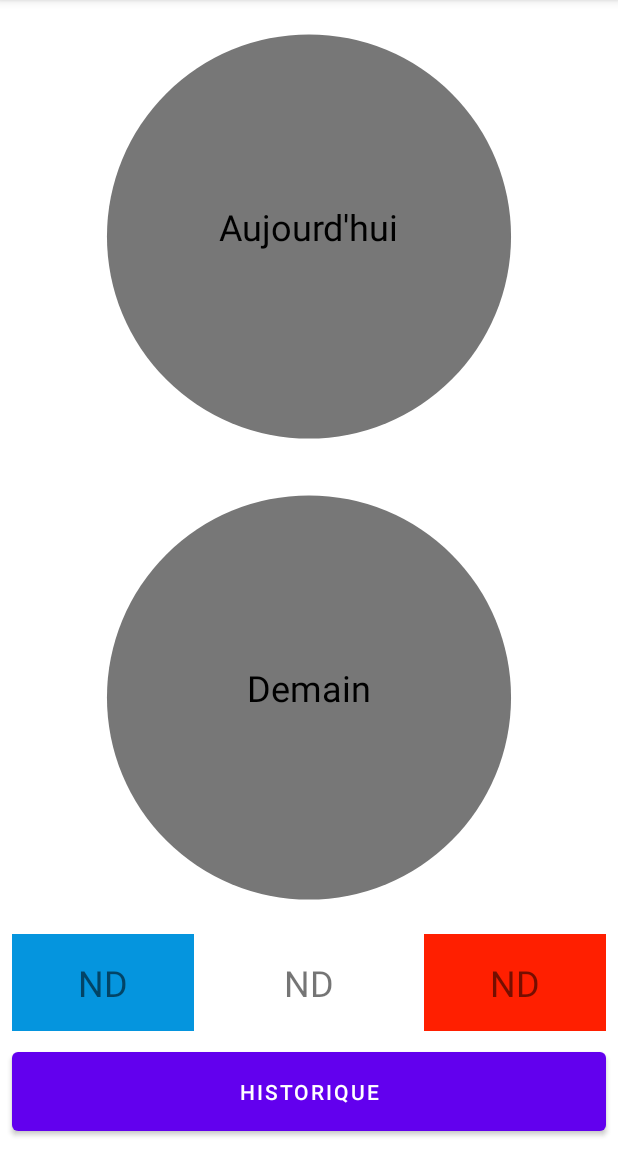
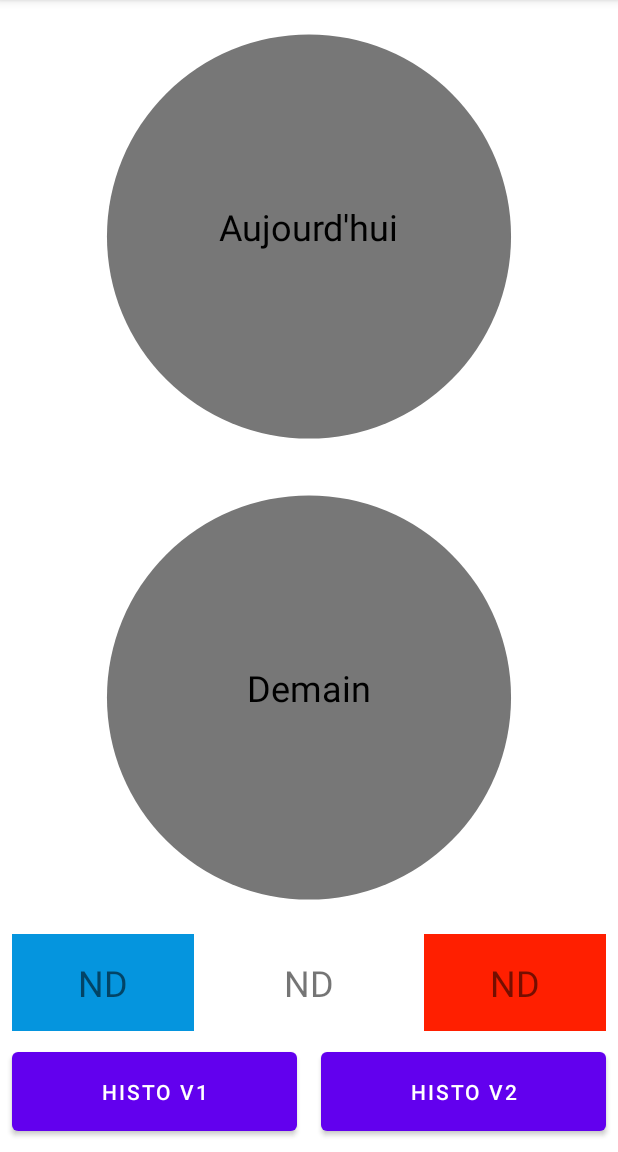
Before and after one commit to GuilhemMagaud/B3TempoMagaud, an Android app: the screen it shows after launch (MainActivity), on a phone screen of 412 x 824 dp, the part 84-1236 px from its top. Run offline under Robolectric (Android 15) with nearby library versions, the phone set to English and light mode, and no system bars; network calls fail.

Commit message:
evolution 2 check

```diff
--- a/app/src/main/java/com/example/b3tempomagaud/DayColorView.java
+++ b/app/src/main/java/com/example/b3tempomagaud/DayColorView.java
@@ -7,7 +7,6 @@ import android.content.res.TypedArray;
 import android.graphics.Canvas;
 import android.graphics.Color;
 import android.graphics.Paint;
-import android.graphics.drawable.Drawable;
 import android.text.TextPaint;
 import android.util.AttributeSet;
 import android.view.View;
@@ -123,8 +122,9 @@ public class DayColorView extends View {
     }
 
     public void setDayCircleColor(TempoColor color) {
-        dayCircleColor = ContextCompat.getColor(context, color.getResId());
+        dayCircleColor = ContextCompat.getColor(context, color.getColorResId());
         setCirclePaint();
         invalidate();
     }
+
 }
--- a/app/src/main/java/com/example/b3tempomagaud/HistoryActivity.java
+++ b/app/src/main/java/com/example/b3tempomagaud/HistoryActivity.java
@@ -8,6 +8,7 @@ import androidx.recyclerview.widget.LinearLayoutManager;
 
 import android.os.Bundle;
 import android.util.Log;
+import android.view.View;
 
 import com.example.b3tempomagaud.databinding.ActivityHistoryBinding;
 
@@ -63,6 +64,7 @@ public class HistoryActivity extends AppCompatActivity {
             // Create call to getTempoDaysLeft
             Call<TempoHistory> call = edfApi.getTempoHistory(YearBefore, YearNow);
 
+            binding.progressBar.setVisibility(View.VISIBLE);
             call.enqueue(new Callback<TempoHistory>() {
                 @Override
                 public void onResponse(@NonNull Call<TempoHistory> call, @NonNull Response<TempoHistory> response) {
@@ -72,11 +74,12 @@ public class HistoryActivity extends AppCompatActivity {
                         Log.d(LOG_TAG,"nb elements = " + tempoDates.size());
                     }
                     tempoDateAdapter.notifyDataSetChanged();
+                    binding.progressBar.setVisibility(View.GONE);
                 }
 
                 @Override
                 public void onFailure(@NonNull Call<TempoHistory> call, @NonNull Throwable t) {
-
+                    binding.progressBar.setVisibility(View.GONE);
                 }
             });
 
--- a/app/src/main/java/com/example/b3tempomagaud/TempoColor.java
+++ b/app/src/main/java/com/example/b3tempomagaud/TempoColor.java
@@ -4,21 +4,31 @@ import com.google.gson.annotations.SerializedName;
 
 public enum TempoColor {
         @SerializedName("TEMPO_ROUGE")
-        RED(R.color.tempo_red_day_bg),
+        RED(R.color.tempo_red_day_bg, R.string.tempo_red_color_texte),
+
         @SerializedName("TEMPO_BLANC")
-        WHITE(R.color.tempo_white_day_bg),
+        WHITE(R.color.tempo_white_day_bg, R.string.tempo_white_color_texte),
+
         @SerializedName("TEMPO_BLEU")
-        BLUE(R.color.tempo_blue_day_bg),
+        BLUE(R.color.tempo_blue_day_bg, R.string.tempo_blue_color_texte),
+
         @SerializedName("NON_DEFINI")
-        UNKNOWN(R.color.tempo_undecided_day_bg);
+        UNKNOWN(R.color.tempo_undecided_day_bg, R.string.tempo_unknow_color_texte);
 
-        private int resId;
+        private final int colorResId;
+        private final int stringResId;
 
-        TempoColor(int resId){
-                this.resId = resId;
+        // Ctor
+        TempoColor(int colorResId, int stringResId) {
+                this.colorResId = colorResId;
+                this.stringResId =stringResId;
         }
 
-        public int getResId() {
-                return resId;
+        public int getColorResId() {
+                return colorResId;
+        }
+
+        public int getStringResId() {
+                return stringResId;
         }
 }
--- a/app/src/main/java/com/example/b3tempomagaud/TempoDateAdapter.java
+++ b/app/src/main/java/com/example/b3tempomagaud/TempoDateAdapter.java
@@ -4,8 +4,6 @@ import android.content.Context;
 import android.view.LayoutInflater;
 import android.view.View;
 import android.view.ViewGroup;
-import android.widget.FrameLayout;
-import android.widget.TextView;
 
 import androidx.annotation.NonNull;
 import androidx.core.content.ContextCompat;
@@ -40,7 +38,7 @@ public class TempoDateAdapter extends RecyclerView.Adapter<TempoDateAdapter.Temp
     @Override
     public void onBindViewHolder(@NonNull TempoDateViewHolder holder, int position) {
         holder.binding.dateTv.setText(localDateSet.get(position).getDate());
-        holder.binding.colorFl.setBackgroundColor(ContextCompat.getColor(context, localDateSet.get(position).getCouleur().getResId()));
+        holder.binding.colorFl.setBackgroundColor(ContextCompat.getColor(context, localDateSet.get(position).getCouleur().getColorResId()));
     }
 
 
--- a/app/src/main/res/layout/activity_main.xml
+++ b/app/src/main/res/layout/activity_main.xml
@@ -25,7 +25,7 @@
         android:layout_marginBottom="8dp"
         android:text="@string/history_bt"
         app:layout_constraintBottom_toBottomOf="parent"
-        app:layout_constraintEnd_toEndOf="parent"
+        app:layout_constraintEnd_toStartOf="@+id/button"
         app:layout_constraintHorizontal_bias="0.5"
         app:layout_constraintStart_toStartOf="parent"
         app:layout_constraintTop_toBottomOf="@+id/white_days_textview" />
@@ -93,8 +93,8 @@
         android:layout_marginTop="8dp"
         android:layout_marginEnd="8dp"
         app:captionText="@string/dcv_today_tx"
+        app:captionTextColor="@color/black"
         app:captionTextSize="@dimen/tempo_days_left_text_size"
-        app:captionTextColor="@color/black"
         app:layout_constraintBottom_toTopOf="@+id/tommorow_dcv"
         app:layout_constraintEnd_toEndOf="parent"
         app:layout_constraintHorizontal_bias="0.5"
@@ -109,12 +109,26 @@
         android:layout_marginTop="8dp"
         android:layout_marginEnd="8dp"
         app:captionText="@string/dcv_tomorrow_tx"
+        app:captionTextColor="@color/black"
         app:captionTextSize="@dimen/tempo_days_left_text_size"
-        app:captionTextColor="@color/black"
         app:layout_constraintBottom_toTopOf="@+id/guideline2"
         app:layout_constraintEnd_toEndOf="parent"
         app:layout_constraintHorizontal_bias="0.5"
         app:layout_constraintStart_toStartOf="parent"
         app:layout_constraintTop_toBottomOf="@+id/today_dcv" />
 
+    <Button
+        android:id="@+id/button"
+        android:layout_width="0dp"
+        android:layout_height="0dp"
+        android:layout_marginStart="8dp"
+        android:layout_marginEnd="8dp"
+        android:layout_marginBottom="8dp"
+        android:text="@string/history_bt2"
+        app:layout_constraintBottom_toBottomOf="parent"
+        app:layout_constraintEnd_toEndOf="parent"
+        app:layout_constraintHorizontal_bias="0.5"
+        app:layout_constraintStart_toEndOf="@+id/button2"
+        app:layout_constraintTop_toTopOf="@+id/button2" />
+
 </androidx.constraintlayout.widget.ConstraintLayout>
--- a/app/src/main/res/values/strings.xml
+++ b/app/src/main/res/values/strings.xml
@@ -1,11 +1,17 @@
 <resources>
     <string name="app_name">B3TempoMagaud</string>
     <string name="not_available">ND</string>
-    <string name="history_bt">Historique</string>
+    <string name="history_bt">HISTO V1</string>
+    <string name="history_bt2">HISTO V2</string>
     <string name="dcv_tomorrow_tx">Demain</string>
     <string name="dcv_today_tx">Aujourd\'hui</string>
     <string name="not_set">not set</string>
     <string name="channel_name">Alertes Tempo</string>
     <string name="channel_description">Alerte Tempo pour les rouge et blanc</string>
+    <string name="tempo_red_color_texte">rouge</string>
+    <string name="tempo_white_color_texte">blanc</string>
+    <string name="tempo_blue_color_texte">bleu</string>
+    <string name="tempo_unknow_color_texte">inconue</string>
+    <string name="tempo_notif_text">la couleur de demain est</string>
 
 </resources>
```
Also changed, not shown: app/src/main/AndroidManifest.xml (+7 -0 lines), app/src/main/java/com/example/b3tempomagaud/HistoryActivityV2.java (added, +20 -0 lines), app/src/main/java/com/example/b3tempomagaud/MainActivity.java (+18 -5 lines), app/src/main/res/layout/activity_history.xml (+11 -0 lines), app/src/main/res/layout/activity_history_v2.xml (added, +7 -0 lines).
